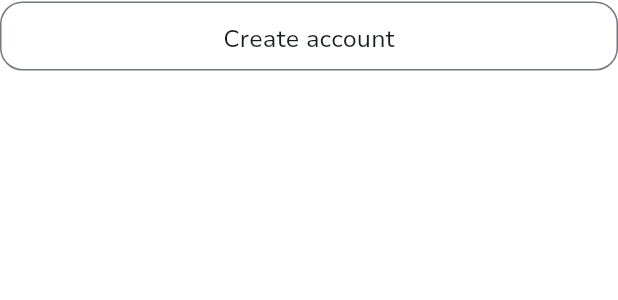
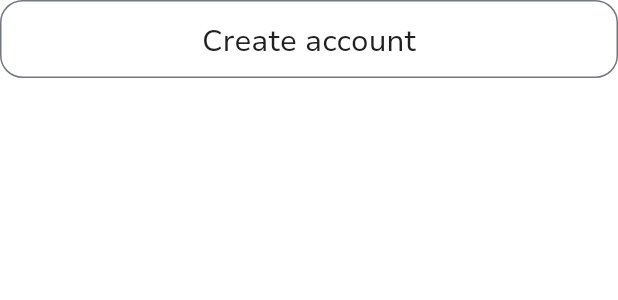
Before and after one commit to moelhewehy7/Ecommerce_App, a Flutter app: the CustomOutLinedButton widget shown alone on an empty page, opened directly, on a phone screen of 412 x 824 dp. Shown: the top 300 px of the screen. Run offline on Flutter 3.47's test engine with Material 3 defaults, Android fonts, the phone set to English and light mode, and no system bars; our stand-ins replace icons_plus; statements that could not run were skipped.

```diff
--- a/lib/core/utils/app_styles.dart
+++ b/lib/core/utils/app_styles.dart
@@ -15,17 +15,16 @@ class AppStyles {
     fontSize: 19,
     fontWeight: FontWeight.w300,
   );
-  static const TextStyle styleNunitoSansMedium16 = TextStyle(
+  static const TextStyle styleNunitoSansMedium20 = TextStyle(
     fontFamily: "Nunito Sans",
-    fontSize: 16,
-    fontWeight: FontWeight.w400,
-    height: 31 / 22,
+    fontSize: 20,
+    fontWeight: FontWeight.w500,
   );
-  static const TextStyle styleNunitoSansLight15 = TextStyle(
+  static const TextStyle styleNunitoSansRegular15 = TextStyle(
     fontFamily: "Nunito Sans",
     fontSize: 15,
-    fontWeight: FontWeight.w300,
-    height: 31 / 22,
+    fontWeight: FontWeight.w400,
+    height: 26 / 15,
   );
   static const TextStyle styleRalewayBold17 = TextStyle(
     fontFamily: "Raleway",
--- a/lib/core/widgets/custom_buttons.dart
+++ b/lib/core/widgets/custom_buttons.dart
@@ -23,7 +23,9 @@ class CustomFilledButton extends StatelessWidget {
           onPressed: () {},
           child: Padding(
             padding: const EdgeInsets.only(top: 13, bottom: 10),
-            child: Text(text, style: AppStyles.styleNunitoSansMedium16),
+            child: Text(text,
+                style: AppStyles.styleNunitoSansMedium20.copyWith(
+                    color: Theme.of(context).colorScheme.onSecondary)),
           )),
     );
   }
@@ -51,8 +53,8 @@ class CustomOutLinedButton extends StatelessWidget {
           child: Padding(
             padding: const EdgeInsets.only(top: 13, bottom: 10),
             child: Text(text,
-                style: AppStyles.styleNunitoSansMedium16
-                    .copyWith(color: Theme.of(context).colorScheme.onSurface)),
+                style: AppStyles.styleNunitoSansMedium20
+                    .copyWith(color: Theme.of(context).colorScheme.secondary)),
           )),
     );
   }
```
Also changed, not shown: lib/features/introduction/presentaion/views/widgets/introduction_view_body.dart (+11 -75 lines), lib/main.dart (+5 -20 lines), lib/features/introduction/presentaion/views/widgets/introduction_footer.dart (added), lib/features/introduction/presentaion/views/widgets/introduction_header.dart (added).
